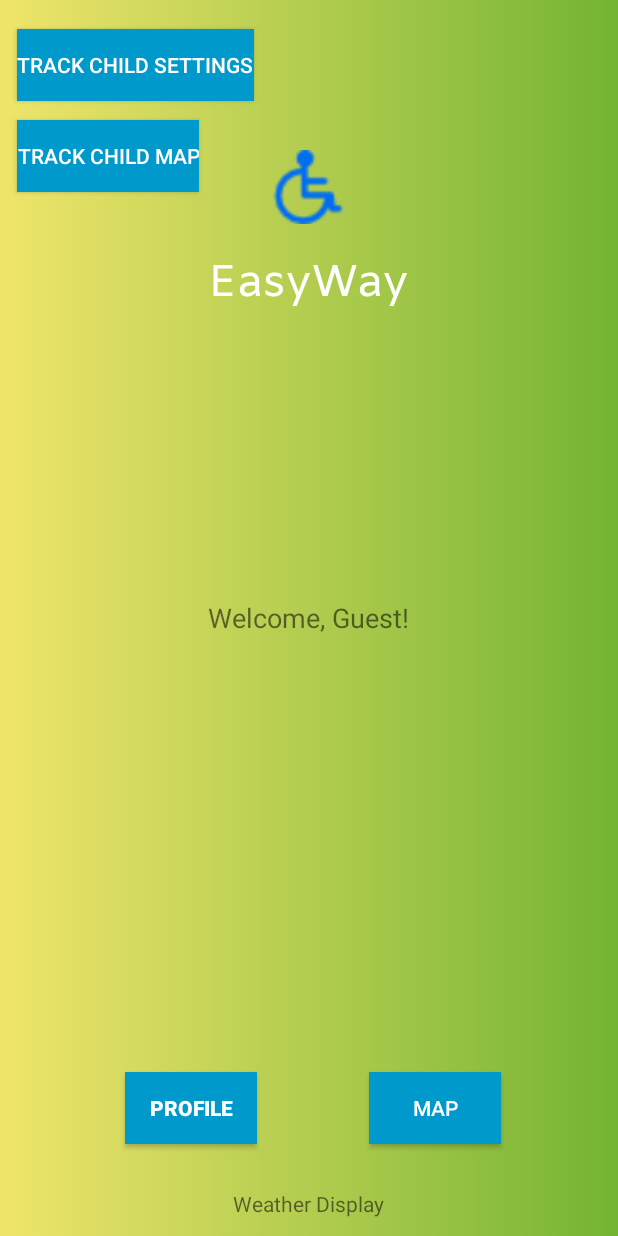
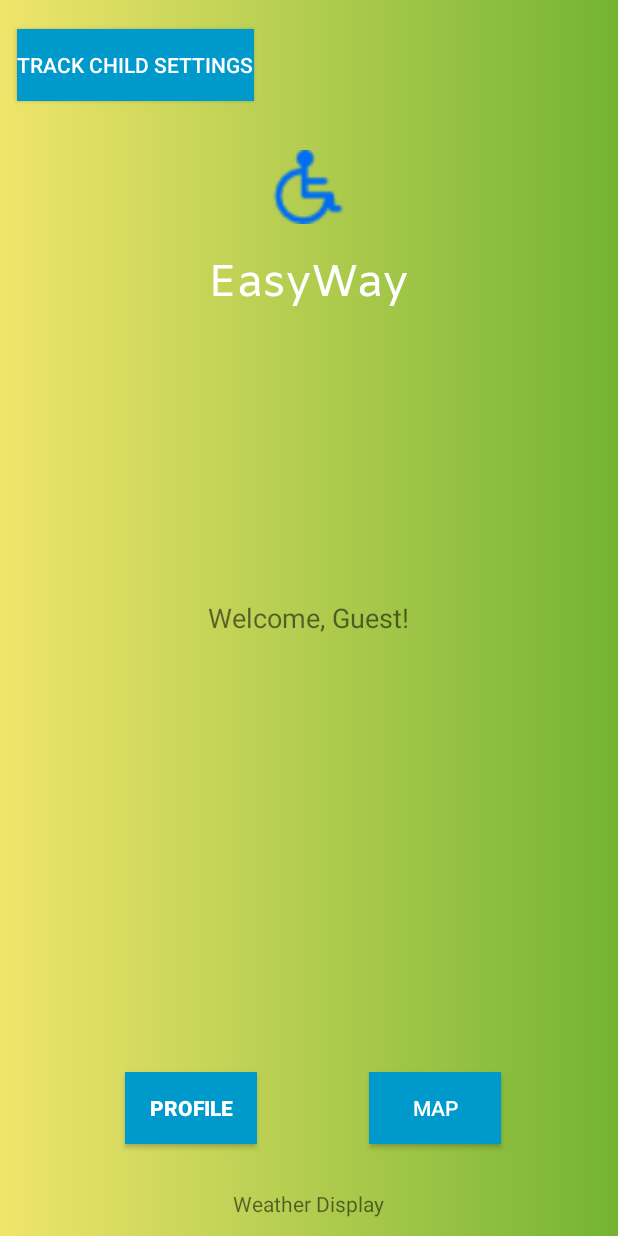
Before and after one commit to mik3ds/EZ-Way-Accessable-Journey-Planner, an Android app: the screen it shows after launch (MainActivity), on a phone screen of 412 x 824 dp. Run offline under Robolectric (Android 15) with nearby library versions, the phone set to English and light mode, and no system bars.

Commit message:
Child in map

```diff
--- a/app/src/main/java/com/example/user/testnav2/MainActivity.java
+++ b/app/src/main/java/com/example/user/testnav2/MainActivity.java
@@ -28,17 +28,59 @@ public class MainActivity extends AppCompatActivity {
     protected void onCreate(Bundle savedInstanceState) {
         super.onCreate(savedInstanceState);
         setContentView(R.layout.activity_main);
+        Button navbutton1 = (Button) findViewById(R.id.navbutton1);
+        Button navbutton2 = (Button) findViewById(R.id.navbutton2);
+        Button navbutton3 = (Button) findViewById(R.id.navbutton3);
+        Button navbutton4 = (Button) findViewById(R.id.buttonSlidingTest);
+
+
+
+        navbutton1.setOnClickListener(new View.OnClickListener() {
+            @Override
+            public void onClick(View view) {
+                startActivity(new Intent(MainActivity.this, Main1Activity.class));
+            }
+        });
+        navbutton2.setOnClickListener(new View.OnClickListener() {
+            @Override
+            public void onClick(View view) {
+                startActivity(new Intent(MainActivity.this, Main2Activity.class));
+            }
+        });
+        navbutton3.setOnClickListener(new View.OnClickListener() {
+            @Override
+            public void onClick(View view) {
+                nDialog.show();
+                startActivity(new Intent(MainActivity.this, MapActivity.class));
+            }
+        });
+        navbutton4.setOnClickListener(new View.OnClickListener() {
+            @Override
+            public void onClick(View view) {
+                startActivity(new Intent(MainActivity.this, TrackMapActivity.class));
+            }
+        });
         mPreferences = PreferenceManager.getDefaultSharedPreferences(this);
+        if(mPreferences.getBoolean("isParent", false) == false){
+            navbutton3.setVisibility(Button.VISIBLE);
+            navbutton4.setVisibility(Button.GONE);
+        }else{
+            navbutton3.setVisibility(Button.INVISIBLE);
+            navbutton4.setVisibility(Button.VISIBLE);
+        }
+
 
         StrictMode.ThreadPolicy policy = new StrictMode.ThreadPolicy.Builder().permitAll().build();
         StrictMode.setThreadPolicy(policy);
 
-        configureNavButton1();
-        configureNavButton2();
-        configureNavButton3();
-        configureNavButton4();
+//        configureNavButton1();
+//        configureNavButton2();
+//        configureNavButton3();
+//        configureNavButton4();
         configureUserName();
         configureWeatherTextDisplay();
+
+
 
         changeBackground();
 
@@ -73,46 +115,46 @@ public class MainActivity extends AppCompatActivity {
         ad.start();
     }
 
-    private void configureNavButton1() {
-        Button navbutton1 = (Button) findViewById(R.id.navbutton1);
-        navbutton1.setOnClickListener(new View.OnClickListener() {
-            @Override
-            public void onClick(View view) {
-                startActivity(new Intent(MainActivity.this, Main1Activity.class));
-            }
-        });
-    }
+//    private void configureNavButton1() {
+//        Button navbutton1 = (Button) findViewById(R.id.navbutton1);
+//        navbutton1.setOnClickListener(new View.OnClickListener() {
+//            @Override
+//            public void onClick(View view) {
+//                startActivity(new Intent(MainActivity.this, Main1Activity.class));
+//            }
+//        });
+//    }
+//
+//    private void configureNavButton2() {
+//        Button navbutton2 = (Button) findViewById(R.id.navbutton2);
+//        navbutton2.setOnClickListener(new View.OnClickListener() {
+//            @Override
+//            public void onClick(View view) {
+//                startActivity(new Intent(MainActivity.this, Main2Activity.class));
+//            }
+//        });
+//    }
 
-    private void configureNavButton2() {
-        Button navbutton2 = (Button) findViewById(R.id.navbutton2);
-        navbutton2.setOnClickListener(new View.OnClickListener() {
-            @Override
-            public void onClick(View view) {
-                startActivity(new Intent(MainActivity.this, Main2Activity.class));
-            }
-        });
-    }
-
-    private void configureNavButton3() {
-        Button navbutton3 = (Button) findViewById(R.id.navbutton3);
-        navbutton3.setOnClickListener(new View.OnClickListener() {
-            @Override
-            public void onClick(View view) {
-                nDialog.show();
-                startActivity(new Intent(MainActivity.this, MapActivity.class));
-            }
-        });
-    }
-
-    private void configureNavButton4() {
-        Button navbutton3 = (Button) findViewById(R.id.buttonSlidingTest);
-        navbutton3.setOnClickListener(new View.OnClickListener() {
-            @Override
-            public void onClick(View view) {
-                startActivity(new Intent(MainActivity.this, TrackMapActivity.class));
-            }
-        });
-    }
+//    private void configureNavButton3() {
+//        Button navbutton3 = (Button) findViewById(R.id.navbutton3);
+//        navbutton3.setOnClickListener(new View.OnClickListener() {
+//            @Override
+//            public void onClick(View view) {
+//                nDialog.show();
+//                startActivity(new Intent(MainActivity.this, MapActivity.class));
+//            }
+//        });
+//    }
+//
+//    private void configureNavButton4() {
+//        Button navbutton4 = (Button) findViewById(R.id.buttonSlidingTest);
+//        navbutton4.setOnClickListener(new View.OnClickListener() {
+//            @Override
+//            public void onClick(View view) {
+//                startActivity(new Intent(MainActivity.this, TrackMapActivity.class));
+//            }
+//        });
+//    }
 
     private void configureUserName() {
         TextView welcome = (TextView) findViewById(R.id.welcometext);
```
Also changed, not shown: app/src/main/java/com/example/user/testnav2/Main1ActivityEdit.java (+9 -0 lines), app/src/main/java/com/example/user/testnav2/Main2Activity.java (+6 -1 lines).
